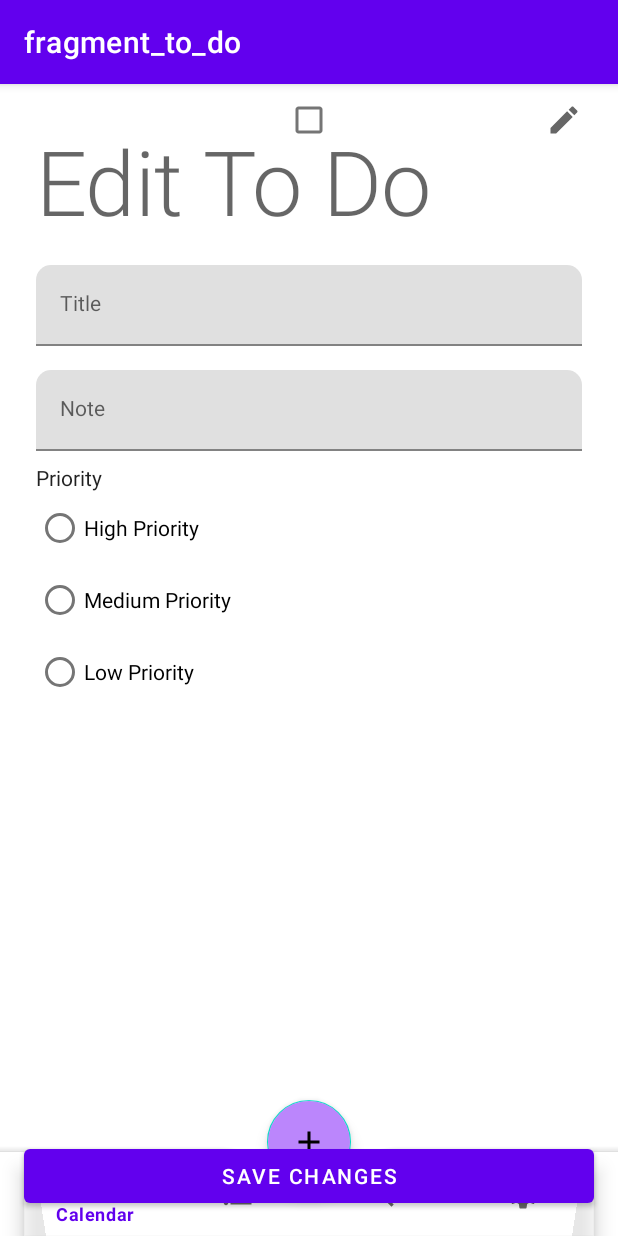
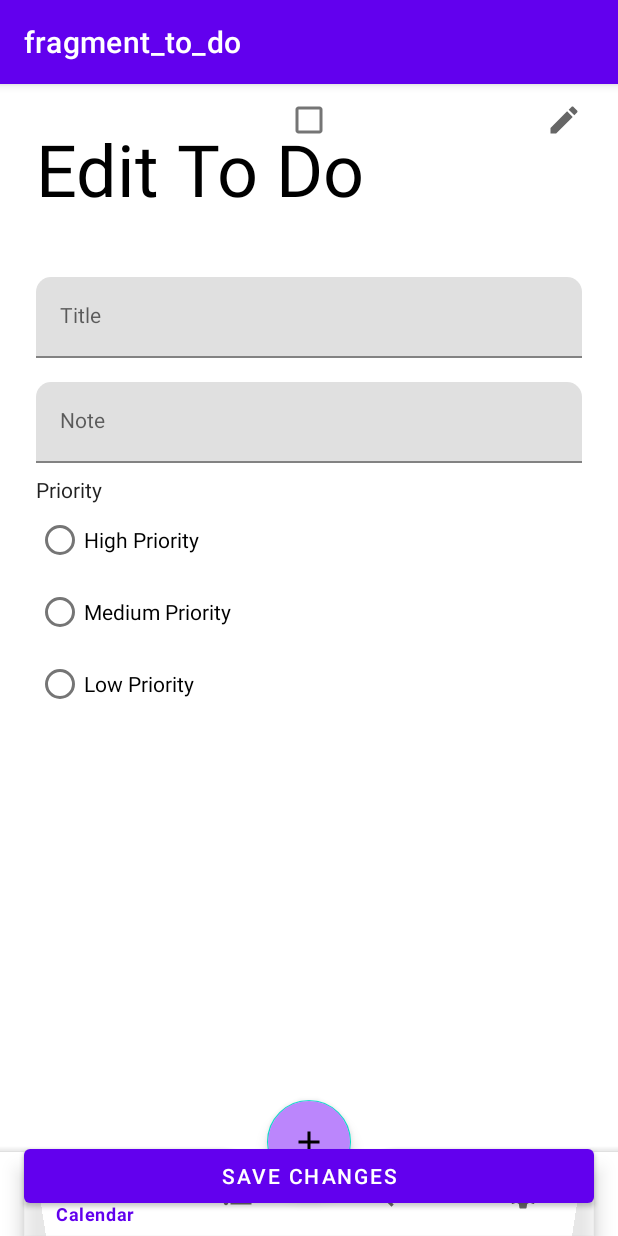
Before and after one commit to ViacheslavAP/ToDoList_v.0.1_work, an Android app: the fragment EditToDoFragment placed in its activity, on a phone screen of 412 x 824 dp. Run offline under Robolectric (Android 15) with nearby library versions, the phone set to English and light mode, and no system bars; our stand-ins replace Room's generated code, data binding, navigation-ui; 1 statement that could not run was skipped.

```diff
--- a/app/src/main/res/layout/activity_main.xml
+++ b/app/src/main/res/layout/activity_main.xml
@@ -6,9 +6,6 @@
     android:layout_width="match_parent"
     android:layout_height="match_parent"
     tools:context=".view.MainActivity">
-
-
-
 
     <fragment
         android:id="@+id/hostFragment"
--- a/app/src/main/res/layout/fragment_create_to_do.xml
+++ b/app/src/main/res/layout/fragment_create_to_do.xml
@@ -20,6 +20,8 @@
             android:layout_marginTop="24dp"
             android:layout_marginEnd="24dp"
             android:text="@string/new_to_do"
+            android:textAlignment="center"
+            android:textColor="@color/black"
             app:layout_constraintEnd_toEndOf="parent"
             app:layout_constraintStart_toStartOf="parent"
             app:layout_constraintTop_toTopOf="parent">
--- a/app/src/main/res/layout/fragment_edit_to_do.xml
+++ b/app/src/main/res/layout/fragment_edit_to_do.xml
@@ -30,13 +30,14 @@
 
             <TextView
                 android:id="@+id/tvToDo"
-                style="@style/TextAppearance.MaterialComponents.Headline2"
+                style="@style/TextAppearance.MaterialComponents.Headline3"
                 android:layout_width="0dp"
                 android:layout_height="wrap_content"
                 android:layout_marginStart="24dp"
                 android:layout_marginTop="24dp"
                 android:layout_marginEnd="24dp"
                 android:text="@string/edit_to_do"
+                android:textColor="@color/black"
                 app:layout_constraintEnd_toEndOf="parent"
                 app:layout_constraintStart_toStartOf="parent"
                 app:layout_constraintTop_toTopOf="parent">
@@ -46,6 +47,7 @@
             <com.google.android.material.textfield.TextInputLayout
                 android:id="@+id/textInputLayoutTitle"
                 android:layout_width="0dp"
+                android:layout_marginTop="24dp"
                 android:layout_height="wrap_content"
                 android:outlineProvider="none"
                 app:boxCornerRadiusTopEnd="10dp"
--- a/app/src/main/res/layout/fragment_to_do_list.xml
+++ b/app/src/main/res/layout/fragment_to_do_list.xml
@@ -69,21 +69,6 @@
 
         </androidx.coordinatorlayout.widget.CoordinatorLayout>
 
-
-       <!-- <com.google.android.material.floatingactionbutton.FloatingActionButton
-            android:id="@+id/fabAdd"
-            android:layout_width="wrap_content"
-            android:layout_height="wrap_content"
-            android:layout_marginEnd="24dp"
-            android:layout_marginBottom="24dp"
-            android:src="@drawable/ic_baseline_add_24"
-            app:layout_constraintBottom_toBottomOf="parent"
-            app:layout_constraintEnd_toEndOf="parent"
-            tools:ignore="SpeakableTextPresentCheck">
-
-        </com.google.android.material.floatingactionbutton.FloatingActionButton> -->
-
-
         <TextView
             android:id="@+id/tvEmpty"
             android:layout_width="match_parent"
```
Also changed, not shown: 1 other file.
